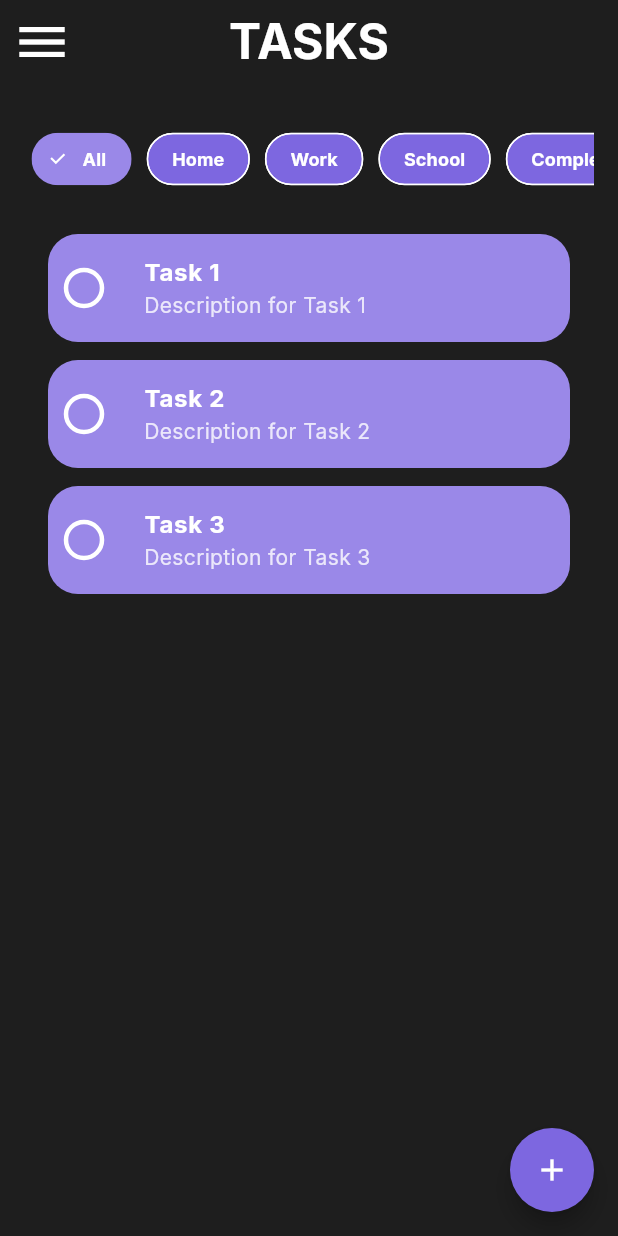
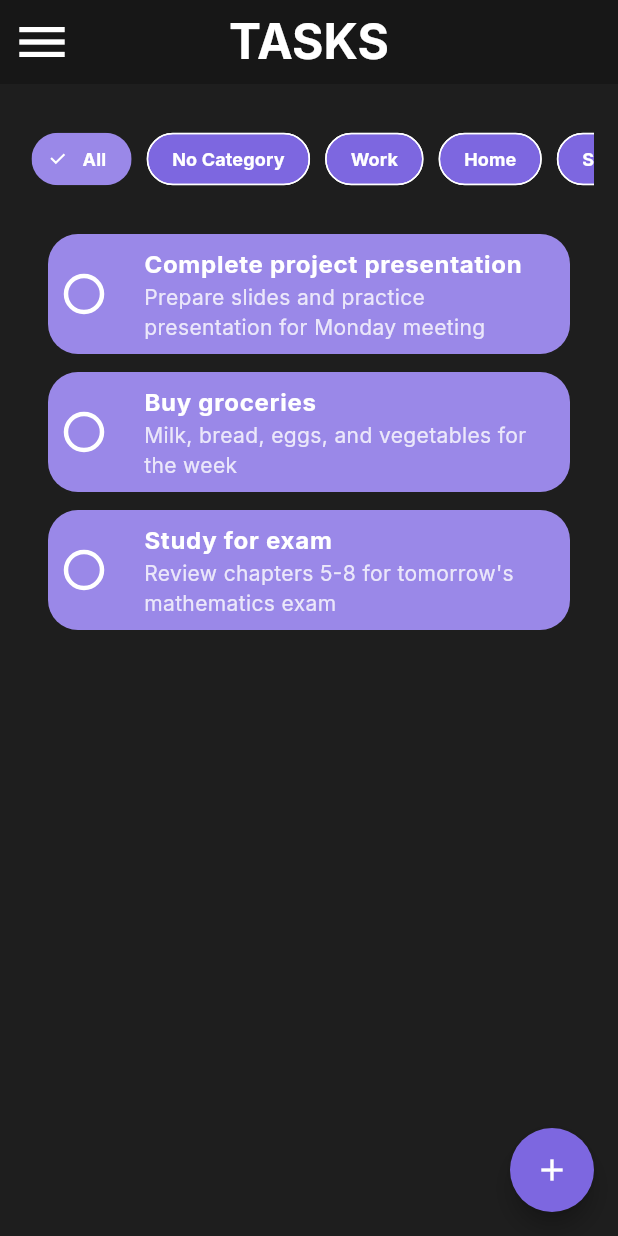
Before and after one commit to AhmedFashafsha/to_do, a Flutter app: the screen it shows after launch, on a phone screen of 412 x 824 dp. Run offline on Flutter 3.47's test engine with Material 3 defaults, Android fonts, the phone set to English and light mode, and no system bars; our stand-ins replace google_fonts.

Commit message:
Implement task management features: add task dialog, category management, and filter functionality

```diff
--- a/lib/appbar.dart
+++ b/lib/appbar.dart
@@ -4,6 +4,7 @@ import 'package:to_do/themes/theme.dart';
 
 AppBar buildAppBar(BuildContext context) {
   return AppBar(
+    backgroundColor: themeData.appBarTheme.backgroundColor,
     centerTitle: true,
 
     title: SafeArea(
--- a/lib/components.dart
+++ b/lib/components.dart
@@ -1,11 +1,39 @@
 import 'package:flutter/material.dart';
 import 'package:google_fonts/google_fonts.dart';
+import 'package:to_do/task_dialog.dart';
 import 'package:to_do/themes/theme.dart';
 
-FloatingActionButton buildFloatingActionButton(ThemeData themeData) {
+// Global categories list that can be modified
+List<String> availableCategories = [
+  'No Category',
+  'Work',
+  'Home',
+  'School',
+  'Personal',
+  'Shopping',
+];
+
+void addNewCategory(String category) {
+  if (!availableCategories.contains(category) && category.isNotEmpty) {
+    availableCategories.add(category);
+  }
+}
+
+FloatingActionButton buildFloatingActionButton(BuildContext context) {
   return FloatingActionButton(
     shape: RoundedRectangleBorder(borderRadius: BorderRadius.circular(50)),
-    onPressed: () {},
+    onPressed: () {
+      showDialog(
+        context: context,
+        builder: (BuildContext context) {
+          return TaskDialog(
+            onTaskCreated: (Task newTask) {
+              // This will be handled in the parent widget
+            },
+          );
+        },
+      );
+    },
     backgroundColor: themeData.colorScheme.secondary,
     child: Icon(Icons.add, color: themeData.colorScheme.onPrimary),
   );
@@ -40,34 +68,76 @@ FilterChip buildFilterChip({
 class Task {
   final String title;
   final String description;
+  final String category;
   bool isCompleted;
 
   Task({
     required this.title,
     required this.description,
+    this.category = 'No Category',
     this.isCompleted = false,
   });
 }
 
 List<Task> taskList = [
-  Task(title: 'Task 1 ', description: 'Description for Task 1'),
-  Task(title: 'Task 2', description: 'Description for Task 2'),
-  Task(title: 'Task 3', description: 'Description for Task 3'),
+  Task(
+    title: 'Complete project presentation',
+    description: 'Prepare slides and practice presentation for Monday meeting',
+    category: 'Work',
+  ),
+  Task(
+    title: 'Buy groceries',
+    description: 'Milk, bread, eggs, and vegetables for the week',
+    category: 'Shopping',
+  ),
+  Task(
+    title: 'Study for exam',
+    description: 'Review chapters 5-8 for tomorrow\'s mathematics exam',
+    category: 'School',
+  ),
 ];
 
 class TaskList extends StatefulWidget {
-  const TaskList({super.key});
+  final Function(Task) onAddTask;
+  final Set<String> selectedFilters;
+
+  const TaskList({
+    super.key,
+    required this.onAddTask,
+    required this.selectedFilters,
+  });
 
   @override
   _TaskListState createState() => _TaskListState();
 }
 
 class _TaskListState extends State<TaskList> with TickerProviderStateMixin {
-  // Separate tasks into active and completed
-  List<Task> get activeTasks =>
-      taskList.where((task) => !task.isCompleted).toList();
-  List<Task> get completedTasks =>
-      taskList.where((task) => task.isCompleted).toList();
+  // Filter tasks based on selected filters and completion status
+  List<Task> get activeTasks {
+    final filtered = widget.selectedFilters.contains('All')
+        ? taskList.where((task) => !task.isCompleted).toList()
+        : taskList
+              .where(
+                (task) =>
+                    !task.isCompleted &&
+                    widget.selectedFilters.contains(task.category),
+              )
+              .toList();
+    return filtered;
+  }
+
+  List<Task> get completedTasks {
+    final filtered = widget.selectedFilters.contains('All')
+        ? taskList.where((task) => task.isCompleted).toList()
+        : taskList
+              .where(
+                (task) =>
+                    task.isCompleted &&
+                    widget.selectedFilters.contains(task.category),
+              )
+              .toList();
+    return filtered;
+  }
 
   @override
   Widget build(BuildContext context) {
--- a/lib/filter_row.dart
+++ b/lib/filter_row.dart
@@ -2,7 +2,9 @@ import 'package:flutter/material.dart';
 import 'package:to_do/components.dart';
 
 class FilterRow extends StatefulWidget {
-  const FilterRow({super.key});
+  final Function(Set<String>) onFilterChanged;
+
+  const FilterRow({super.key, required this.onFilterChanged});
 
   @override
   _FilterRowState createState() => _FilterRowState();
@@ -32,6 +34,9 @@ class _FilterRowState extends State<FilterRow> {
           selectedFilters = {'All'};
         }
       }
+
+      // Notify parent widget about filter changes
+      widget.onFilterChanged(selectedFilters);
     });
   }
 
@@ -48,29 +53,16 @@ class _FilterRowState extends State<FilterRow> {
             onSelected: (selected) => _handleFilterTap('All'),
           ),
           SizedBox(width: 10),
-          buildFilterChip(
-            label: 'Home',
-            selected: selectedFilters.contains('Home'),
-            onSelected: (selected) => _handleFilterTap('Home'),
-          ),
-          SizedBox(width: 10),
-          buildFilterChip(
-            label: 'Work',
-            selected: selectedFilters.contains('Work'),
-            onSelected: (selected) => _handleFilterTap('Work'),
-          ),
-          SizedBox(width: 10),
-          buildFilterChip(
-            label: 'School',
-            selected: selectedFilters.contains('School'),
-            onSelected: (selected) => _handleFilterTap('School'),
-          ),
-          SizedBox(width: 10),
-          buildFilterChip(
-            label: 'Completed',
-            selected: selectedFilters.contains('Completed'),
-            onSelected: (selected) => _handleFilterTap('Completed'),
-          ),
+          ...availableCategories.map((category) {
+            return Padding(
+              padding: EdgeInsets.only(right: 10),
+              child: buildFilterChip(
+                label: category,
+                selected: selectedFilters.contains(category),
+                onSelected: (selected) => _handleFilterTap(category),
+              ),
+            );
+          }),
         ],
       ),
     );
--- a/lib/main.dart
+++ b/lib/main.dart
@@ -3,44 +3,81 @@ import 'package:to_do/appbar.dart';
 import 'package:to_do/components.dart';
 import 'package:to_do/drawer.dart';
 import 'package:to_do/filter_row.dart';
+import 'package:to_do/task_dialog.dart';
 import 'package:to_do/themes/theme.dart';
 
 void main() {
   runApp(const MyApp());
 }
 
-class MyApp extends StatefulWidget {
+class MyApp extends StatelessWidget {
   const MyApp({super.key});
 
-  @override
-  State<MyApp> createState() => _MyAppState();
-}
-
-class _MyAppState extends State<MyApp> {
   @override
   Widget build(BuildContext context) {
     return MaterialApp(
       theme: themeData,
-      home: Scaffold(
+      home: const HomePage(),
+      debugShowCheckedModeBanner: false,
+    );
+  }
+}
+
+class HomePage extends StatefulWidget {
+  const HomePage({super.key});
+
+  @override
+  State<HomePage> createState() => _HomePageState();
+}
+
+class _HomePageState extends State<HomePage> {
+  Set<String> selectedFilters = {'All'};
+
+  void _addNewTask(Task newTask) {
+    setState(() {
+      taskList.add(newTask);
+    });
+  }
+
+  void _onFilterChanged(Set<String> filters) {
+    setState(() {
+      selectedFilters = filters;
+    });
+  }
+
+  @override
+  Widget build(BuildContext context) {
+    return Scaffold(
       backgroundColor: themeData.scaffoldBackgroundColor,
       appBar: buildAppBar(context),
       drawer: buildDrawer(context),
-
+      floatingActionButton: FloatingActionButton(
+        shape: RoundedRectangleBorder(borderRadius: BorderRadius.circular(50)),
+        onPressed: () {
+          showDialog(
+            context: context,
+            builder: (BuildContext context) {
+              return TaskDialog(onTaskCreated: _addNewTask);
+            },
+          );
+        },
+        backgroundColor: themeData.colorScheme.secondary,
+        child: Icon(Icons.add, color: themeData.colorScheme.onPrimary),
+      ),
       body: Padding(
         padding: const EdgeInsets.all(16.0),
         child: Column(
           children: [
-              FilterRow(),
-              Expanded(child: TaskList()),
-              Row(
-                mainAxisAlignment: MainAxisAlignment.end,
-                children: [buildFloatingActionButton(themeData)],
+            FilterRow(onFilterChanged: _onFilterChanged),
+            Expanded(
+              child: TaskList(
+                onAddTask: _addNewTask,
+                selectedFilters: selectedFilters,
+              ),
             ),
           ],
         ),
       ),
-      ),
-      debugShowCheckedModeBanner: false,
     );
   }
 }
--- a/lib/themes/theme.dart
+++ b/lib/themes/theme.dart
@@ -19,7 +19,7 @@ ThemeData themeData = ThemeData(
   scaffoldBackgroundColor: Color(0xff1E1E1E),
 
   appBarTheme: const AppBarTheme(
-    backgroundColor: Color(0xff1E1E1E),
+    backgroundColor: Color.fromARGB(255, 23, 23, 23),
     foregroundColor: Colors.white,
   ),
   dividerTheme: DividerThemeData(color: Color(0xff464646)),
```
Also changed, not shown: lib/task_dialog.dart (added, +322 -0 lines). Lines whose indentation alone changed are shown as unchanged.
